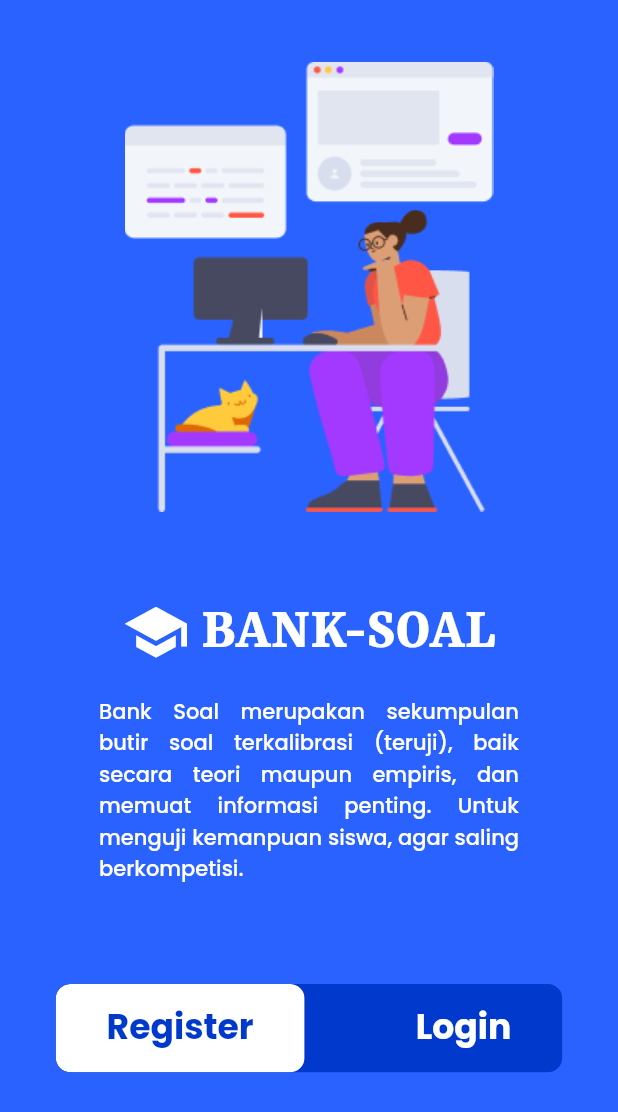
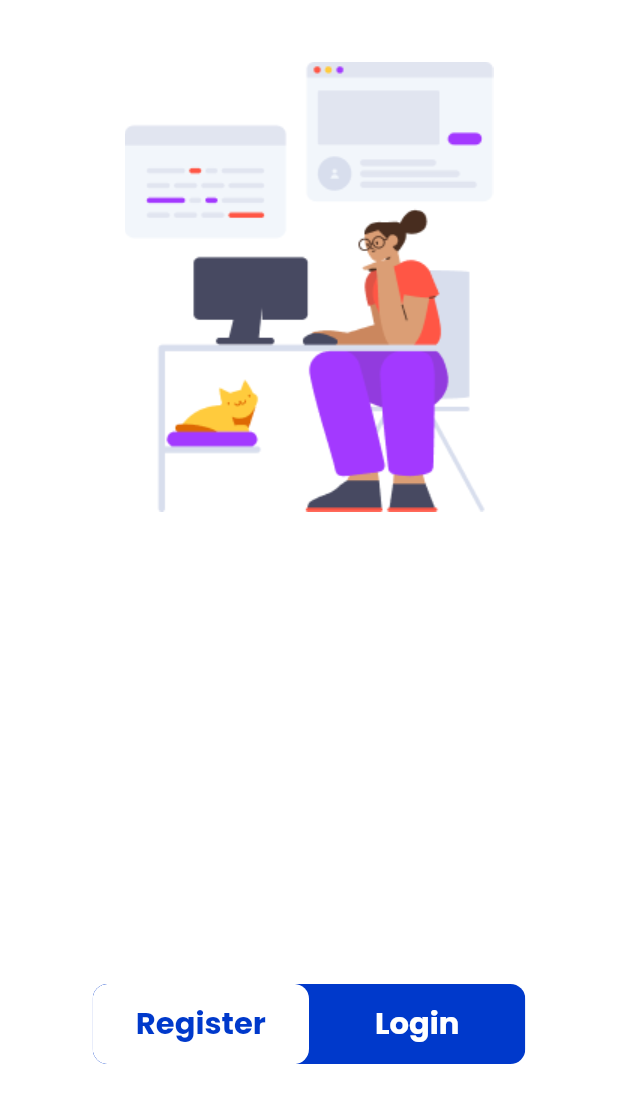
Before and after one commit to agusprayogi02/bank_soal, a Flutter app: the screen it shows after launch, on a phone screen of 412 x 824 dp. Shown: the top 1112 px of the screen. Run offline on Flutter 3.47's test engine with Material 2 defaults, Android fonts, the phone set to English and light mode, and no system bars; our stand-ins replace equatable, get, get_storage, velocity_x.

Commit message:
(+) fix desaint

```diff
--- a/lib/components/button/box_rounded.dart
+++ b/lib/components/button/box_rounded.dart
@@ -1,3 +1,4 @@
+import 'package:bank_soal/utils/style.dart';
 import 'package:bank_soal/utils/utils.dart';
 import 'package:flutter/material.dart';
 import 'package:get/get.dart';
@@ -6,47 +7,64 @@ import 'package:velocity_x/velocity_x.dart';
 class BoxRounded extends StatelessWidget {
   final Function onLoginPress;
   final Function onRegisterPress;
-  const BoxRounded({Key key, @required this.onLoginPress, @required this.onRegisterPress})
-      : super(key: key);
+  final double width;
+
+  const BoxRounded({
+    Key key,
+    @required this.onLoginPress,
+    @required this.onRegisterPress,
+    this.width,
+  }) : super(key: key);
 
   @override
   Widget build(BuildContext context) {
     return ClipRRect(
       borderRadius: BorderRadius.circular(10),
+      child: SizedBox(
+        width: this.width,
         child: Row(
           mainAxisAlignment: MainAxisAlignment.spaceBetween,
           children: [
             ClipRRect(
               borderRadius: BorderRadius.circular(10),
-            child: MaterialButton(
+              child: InkWell(
+                splashColor: lightC,
+                onTap: onRegisterPress,
+                child: Container(
                   color: whiteC,
-              splashColor: lightC,
-              onPressed: onRegisterPress,
+                  alignment: AlignmentDirectional.center,
+                  width: width * 0.5,
                   child: "Register"
                       .text
-                  .size(Get.height * 0.028)
+                      .size(kfontSize * 1.7)
                       .color(dartPrimaryC)
                       .bold
                       .make()
-                  .marginSymmetric(horizontal: 18, vertical: 12),
+                      .marginSymmetric(vertical: kMargin * 1.4),
+                ),
               ),
             ),
             ClipRRect(
               borderRadius: BorderRadius.circular(10),
-            child: MaterialButton(
+              child: InkWell(
                 splashColor: lightC,
-              onPressed: onLoginPress,
+                onTap: onLoginPress,
+                child: Container(
+                  width: width * 0.5,
+                  alignment: AlignmentDirectional.center,
                   child: "Login"
                       .text
-                  .size(Get.height * 0.028)
+                      .size(kfontSize * 1.7)
                       .color(whiteC)
                       .bold
                       .make()
-                  .marginSymmetric(horizontal: 18, vertical: 12),
+                      .marginSymmetric(vertical: kMargin * 1.4),
+                ),
               ),
             )
           ],
         ).backgroundColor(dartPrimaryC),
+      ),
     ).marginSymmetric(horizontal: Get.width * 0.09);
   }
 }
--- a/lib/pages/home/components/body.dart
+++ b/lib/pages/home/components/body.dart
@@ -33,7 +33,10 @@ class Body extends StatelessWidget {
                   "Pelajaran",
                   style: titleT,
                 ),
-                "View All".text.gray100.make().onTap(() {})
+                TextButton(
+                  onPressed: () {},
+                  child: "View All".text.gray100.size(12).make(),
+                ),
               ],
             ),
             SingleChildScrollView(
--- a/lib/pages/home/home_page.dart
+++ b/lib/pages/home/home_page.dart
@@ -1,7 +1,6 @@
 import 'package:bank_soal/pages/home/home_controller.dart';
-import 'package:bank_soal/utils/utils.dart';
 import 'package:flutter/material.dart';
-import 'package:get/state_manager.dart';
+import 'package:get/get.dart';
 
 import 'components/body.dart';
 
@@ -9,7 +8,7 @@ class HomePage extends GetView<HomeController> {
   @override
   Widget build(BuildContext context) {
     return Scaffold(
-      backgroundColor: primaryC,
+      backgroundColor: Get.theme.backgroundColor,
       appBar: AppBar(
         toolbarHeight: 0,
       ),
--- a/lib/pages/login/signin_page.dart
+++ b/lib/pages/login/signin_page.dart
@@ -1,5 +1,4 @@
 import 'package:bank_soal/pages/login/signin_controller.dart';
-import 'package:bank_soal/utils/utils.dart';
 import 'package:flutter/material.dart';
 import 'package:get/get.dart';
 
@@ -14,7 +13,7 @@ class SignInPage extends GetView<SignInController> {
         toolbarHeight: 0,
       ),
       body: Body(w: w, h: h),
-      backgroundColor: primaryC,
+      backgroundColor: Get.theme.backgroundColor,
     );
   }
 }
--- a/lib/pages/register/signup_page.dart
+++ b/lib/pages/register/signup_page.dart
@@ -1,5 +1,4 @@
 import 'package:bank_soal/pages/register/signup_controller.dart';
-import 'package:bank_soal/utils/utils.dart';
 import 'package:flutter/material.dart';
 import 'package:get/get.dart';
 
@@ -14,7 +13,7 @@ class SignUpPage extends GetView<SignUpController> {
       appBar: AppBar(
         toolbarHeight: 0,
       ),
-      backgroundColor: primaryC,
+      backgroundColor: Get.theme.backgroundColor,
       body: Body(w: w, h: h, items: items),
     );
   }
--- a/lib/pages/splash/splash_page.dart
+++ b/lib/pages/splash/splash_page.dart
@@ -1,6 +1,6 @@
 import 'package:bank_soal/pages/splash/splash_controller.dart';
 import 'package:flutter/material.dart';
-import 'package:get/state_manager.dart';
+import 'package:get/get.dart';
 import 'package:velocity_x/velocity_x.dart';
 
 class SplashPage extends GetView<SplashController> {
@@ -10,6 +10,7 @@ class SplashPage extends GetView<SplashController> {
   Widget build(BuildContext context) {
     SplashController.to.change();
     return Scaffold(
+      backgroundColor: context.backgroundColor,
       body: Column(
         mainAxisAlignment: MainAxisAlignment.center,
         children: [
--- a/lib/pages/welcome_page.dart
+++ b/lib/pages/welcome_page.dart
@@ -20,6 +20,7 @@ class _WelcomePageState extends State<WelcomePage> {
       appBar: AppBar(
         toolbarHeight: 0,
       ),
+      backgroundColor: context.backgroundColor,
       body: GestureDetector(
         onTap: () => FocusScope.of(context).unfocus(),
         child: Column(
@@ -42,11 +43,12 @@ class _WelcomePageState extends State<WelcomePage> {
                 .make()
                 .marginOnly(top: h * 2),
             BoxRounded(
+              width: context.percentWidth * 70,
               onLoginPress: () => Get.toNamed(Routes.LOGIN),
               onRegisterPress: () => Get.toNamed(Routes.REGISTER),
             ).marginOnly(top: h * 8)
           ],
-        ).box.color(primaryC).width(w).height(h * 100).make().scrollVertical(),
+        ).box.width(w).height(h * 100).make().scrollVertical(),
       ),
     );
   }
--- a/lib/utils/style.dart
+++ b/lib/utils/style.dart
@@ -174,3 +174,4 @@ const inputFieldDefaultBorderStyle = OutlineInputBorder(
 const double kPadding = 8;
 const double kMargin = 8;
 const double kRadius = 10;
+const double kfontSize = 12;
```
Also changed, not shown: lib/pages/home/components/card_pelajaran.dart (+13 -6 lines), lib/themes/app_themes.dart (+29 -15 lines). Lines whose indentation alone changed are shown as unchanged.
